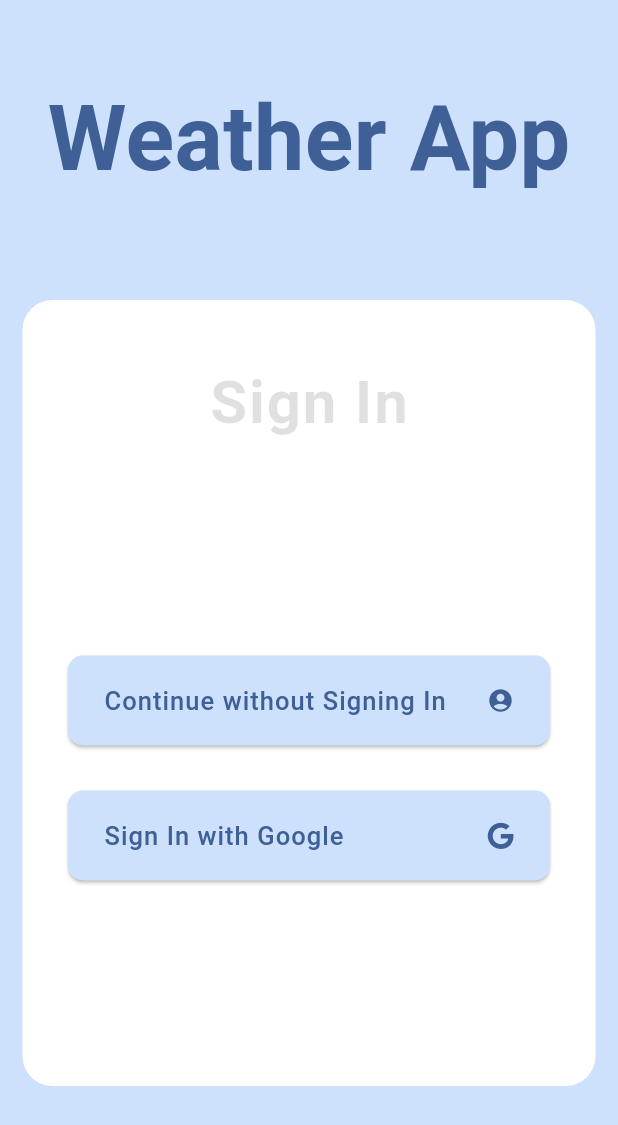
After one commit to Udbhav2105/WApp, a Flutter app: the screen it shows after launch, on a phone screen of 412 x 824 dp. The commit adds this screen. Shown: the top 1125 px of the screen. Run offline on Flutter 3.47's test engine with Material 3 defaults, Android fonts, the phone set to English and light mode, and no system bars; our stand-ins replace cloud_firestore, firebase_auth, firebase_core, font_awesome_flutter, google_fonts, google_sign_in and 2 more; missing offline and left inert: dart:ffi, weather_animation; accounts and stored records are empty.

Commit message:
different components for signin page created

```diff
--- /dev/null
+++ b/lib/components/app_title.dart
@@ -0,0 +1,23 @@
+import 'package:flutter/material.dart';
+
+class AppTitle extends StatelessWidget {
+  const AppTitle({super.key});
+
+  @override
+  Widget build(BuildContext context) {
+    return Center(
+      child: Container(
+        margin: EdgeInsets.fromLTRB(0, 50, 0, 0),
+        height: 150,
+        child: const Text(
+          "Weather App",
+          style: TextStyle(
+            fontSize: 60,
+            fontWeight: FontWeight.bold,
+            color: Color(0xFF3f6096),
+          ),
+        ),
+      ),
+    );
+  }
+}
--- /dev/null
+++ b/lib/components/signin_button.dart
@@ -0,0 +1,45 @@
+import 'package:flutter/material.dart';
+
+class SignInButton extends StatelessWidget {
+  final String text;
+  final IconData icon;
+  final VoidCallback onPressed;
+
+  const SignInButton({
+    required this.text,
+    required this.icon,
+    required this.onPressed,
+    super.key,
+  });
+
+  @override
+  Widget build(BuildContext context) {
+    return SizedBox(
+      width: MediaQuery.of(context).size.width * 0.78,
+      child: ElevatedButton(
+        onPressed: onPressed,
+        style: ElevatedButton.styleFrom(
+          backgroundColor: const Color(0xFFcde1fc),
+          minimumSize: const Size(200, 60),
+          shape: RoundedRectangleBorder(
+            borderRadius: BorderRadius.circular(10),
+          ),
+        ),
+        child: Row(
+          mainAxisAlignment: MainAxisAlignment.spaceBetween,
+          children: [
+            Text(
+              text,
+              style: const TextStyle(
+                color: Color(0xFF3f6096),
+                letterSpacing: 0.7,
+                fontSize: 17,
+              ),
+            ),
+            Icon(icon, color: const Color(0xFF3f6096)),
+          ],
+        ),
+      ),
+    );
+  }
+}
--- /dev/null
+++ b/lib/components/signin_card.dart
@@ -0,0 +1,58 @@
+import 'package:flutter/material.dart';
+import 'package:font_awesome_flutter/font_awesome_flutter.dart';
+import 'package:weather_app/components/signin_button.dart';
+import 'package:weather_app/services/auth.dart';
+
+class SignInCard extends StatelessWidget {
+  final AuthServices auth;
+
+  const SignInCard({required this.auth, super.key});
+
+  @override
+  Widget build(BuildContext context) {
+    return Container(
+      margin: EdgeInsets.fromLTRB(15, 0, 15, 100),
+      decoration: BoxDecoration(
+        color: Colors.white,
+        borderRadius: BorderRadius.circular(20),
+      ),
+      width: double.infinity,
+      height: MediaQuery.of(context).size.height * 0.8,
+      child: Center(
+        child: Column(
+          children: [
+            const Padding(
+              padding: EdgeInsets.fromLTRB(0, 40, 0, 40),
+              child: Text(
+                'Sign In',
+                style: TextStyle(
+                  fontSize: 40,
+                  fontWeight: FontWeight.bold,
+                  letterSpacing: 1.2,
+                  color: Colors.black12,
+                ),
+              ),
+            ),
+            const SizedBox(height: 100),
+            SignInButton(
+              text: "Continue without Signing In",
+              icon: Icons.account_circle,
+              onPressed: () async {
+                await auth.signInAnonymously();
+                print('here');
+              },
+            ),
+            const SizedBox(height: 30),
+            SignInButton(
+              text: "Sign In with Google",
+              icon: FontAwesomeIcons.google,
+              onPressed: () async {
+                await auth.signInWithGoogle();
+              },
+            ),
+          ],
+        ),
+      ),
+    );
+  }
+}
```
Also changed, not shown: lib/pages/firebase_login.dart (+4 -103 lines).
